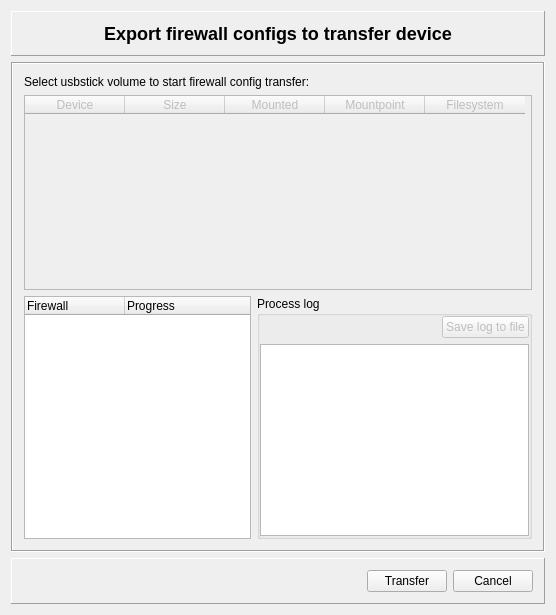
Old version of the form src/gui/transferdialog_q.ui in the repository fwbuilder/fwbuilder.
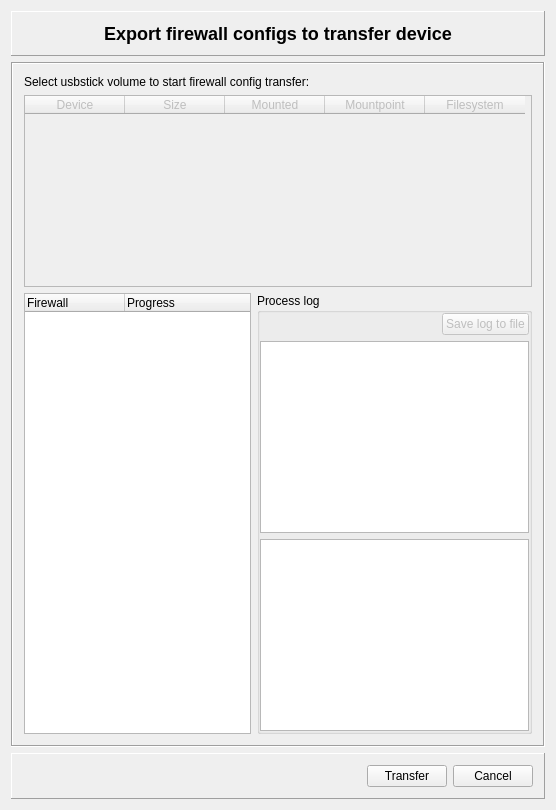
New version of the form. Icons and pictures are not drawn.

```diff
--- a/src/gui/transferdialog_q.ui
+++ b/src/gui/transferdialog_q.ui
@@ -229,9 +229,19 @@
              </property>
             </widget>
            </item>
-           <item row="1" column="0" colspan="2" >
-            <widget class="QTextEdit" name="procLogDisplay" >
-             <property name="readOnly" >
+           <item row="4" column="0" colspan="2">
+            <widget class="QTextEdit" name="procLogDisplay">
+             <property name="readOnly">
+              <bool>true</bool>
+             </property>
+            </widget>
+           </item>
+           <item row="3" column="0" colspan="2">
+            <widget class="QListWidget" name="procLogDisplayList">
+             <property name="isWrapping" stdset="0">
+              <bool>true</bool>
+             </property>
+             <property name="wordWrap">
               <bool>true</bool>
              </property>
             </widget>
@@ -300,7 +310,7 @@
    </item>
   </layout>
  </widget>
- <layoutdefault spacing="6" margin="11" />
+ <layoutdefault spacing="6" margin="11"/>
  <tabstops>
   <tabstop>transferButton</tabstop>
   <tabstop>cancelButton</tabstop>
```
Left out of the diff: 231 changed lines with no effect on the pictures.
